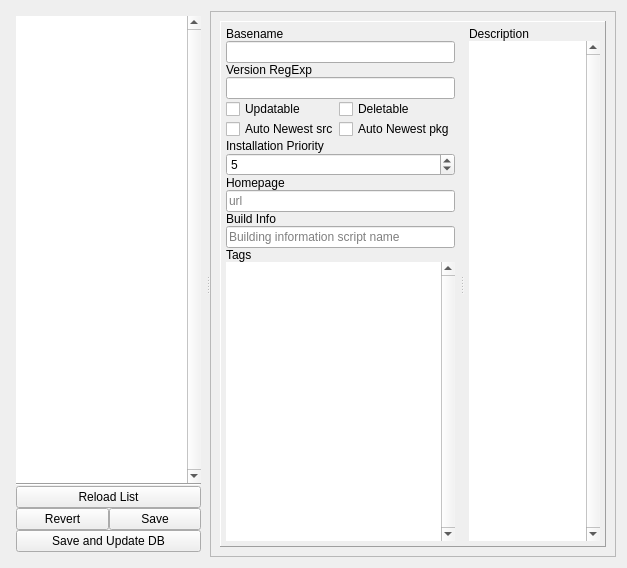
Old version of the form org/wayround/aipsetup/ui/info_edit.ui in the repository AnimusPEXUS/wayround_i2p_aipsetup.
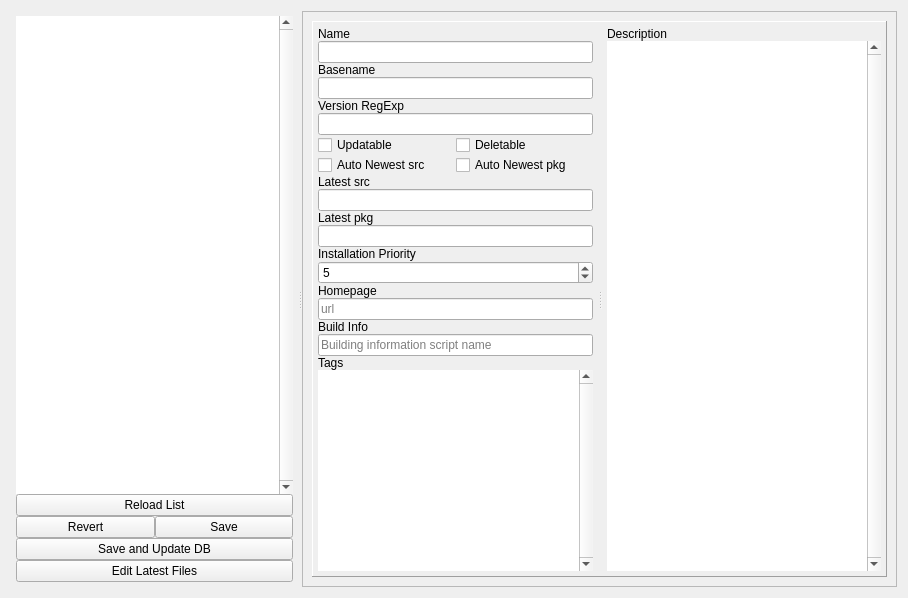
New version of the form.

```diff
--- a/org/wayround/aipsetup/ui/info_edit.ui
+++ b/org/wayround/aipsetup/ui/info_edit.ui
@@ -6,8 +6,8 @@
    <rect>
     <x>0</x>
     <y>0</y>
-    <width>627</width>
-    <height>568</height>
+    <width>908</width>
+    <height>598</height>
    </rect>
   </property>
   <property name="sizePolicy">
@@ -85,13 +85,6 @@
          </property>
         </widget>
        </item>
-       <item>
-        <widget class="Line" name="line_7">
-         <property name="orientation">
-          <enum>Qt::Horizontal</enum>
-         </property>
-        </widget>
-       </item>
        <item>
         <widget class="QPushButton" name="pushButton_2">
          <property name="text">
@@ -136,6 +129,22 @@
          </property>
         </widget>
        </item>
+       <item>
+        <widget class="QPushButton" name="pushButton_3">
+         <property name="sizePolicy">
+          <sizepolicy hsizetype="Minimum" vsizetype="Fixed">
+           <horstretch>0</horstretch>
+           <verstretch>0</verstretch>
+          </sizepolicy>
+         </property>
+         <property name="autoFillBackground">
+          <bool>false</bool>
+         </property>
+         <property name="text">
+          <string>Edit Latest Files</string>
+         </property>
+        </widget>
+       </item>
       </layout>
      </widget>
      <widget class="QFrame" name="horizontalFrame_2">
@@ -159,9 +168,26 @@
            <property name="spacing">
             <number>0</number>
            </property>
+           <property name="sizeConstraint">
+            <enum>QLayout::SetMaximumSize</enum>
+           </property>
            <property name="margin">
             <number>5</number>
            </property>
+           <item>
+            <widget class="QLabel" name="label_11">
+             <property name="text">
+              <string>Name</string>
+             </property>
+            </widget>
+           </item>
+           <item>
+            <widget class="QLineEdit" name="lineEdit_7">
+             <property name="readOnly">
+              <bool>true</bool>
+             </property>
+            </widget>
+           </item>
            <item>
             <widget class="QLabel" name="label_5">
              <property name="text">
@@ -214,6 +240,34 @@
              </item>
             </layout>
            </item>
+           <item>
+            <widget class="QLabel" name="label_9">
+             <property name="text">
+              <string>Latest src</string>
+             </property>
+            </widget>
+           </item>
+           <item>
+            <widget class="QLineEdit" name="lineEdit_5">
+             <property name="readOnly">
+              <bool>true</bool>
+             </property>
+            </widget>
+           </item>
+           <item>
+            <widget class="QLabel" name="label_10">
+             <property name="text">
+              <string>Latest pkg</string>
+             </property>
+            </widget>
+           </item>
+           <item>
+            <widget class="QLineEdit" name="lineEdit_6">
+             <property name="readOnly">
+              <bool>true</bool>
+             </property>
+            </widget>
+           </item>
            <item>
             <widget class="QLabel" name="label_3">
              <property name="text">
```
